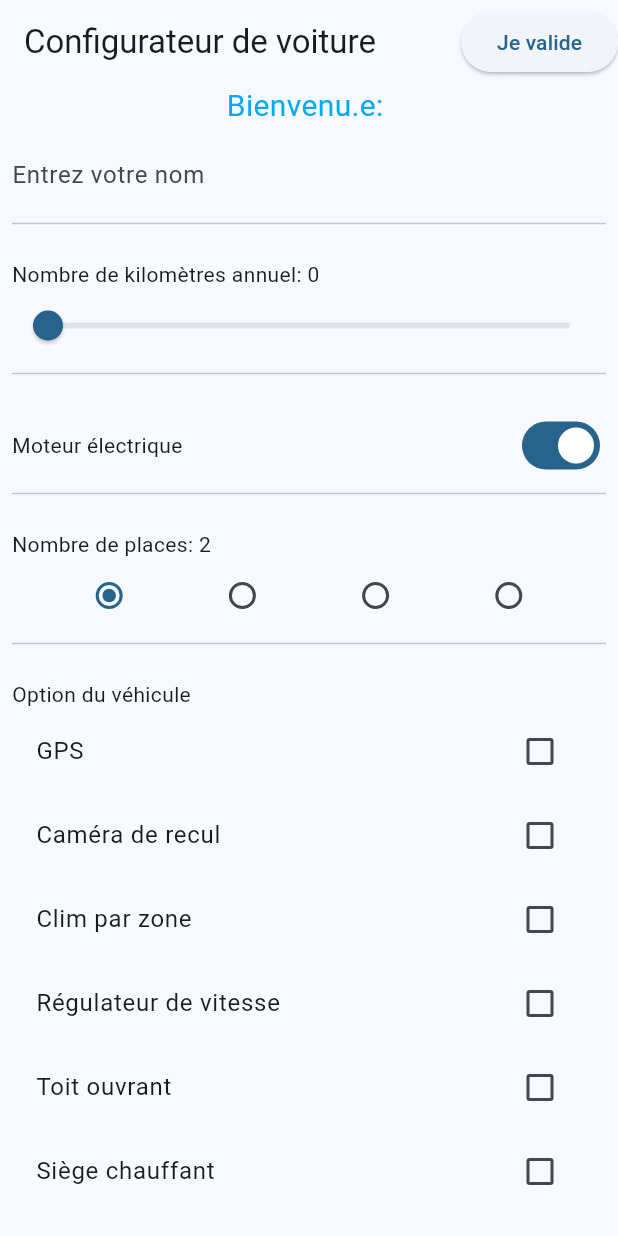
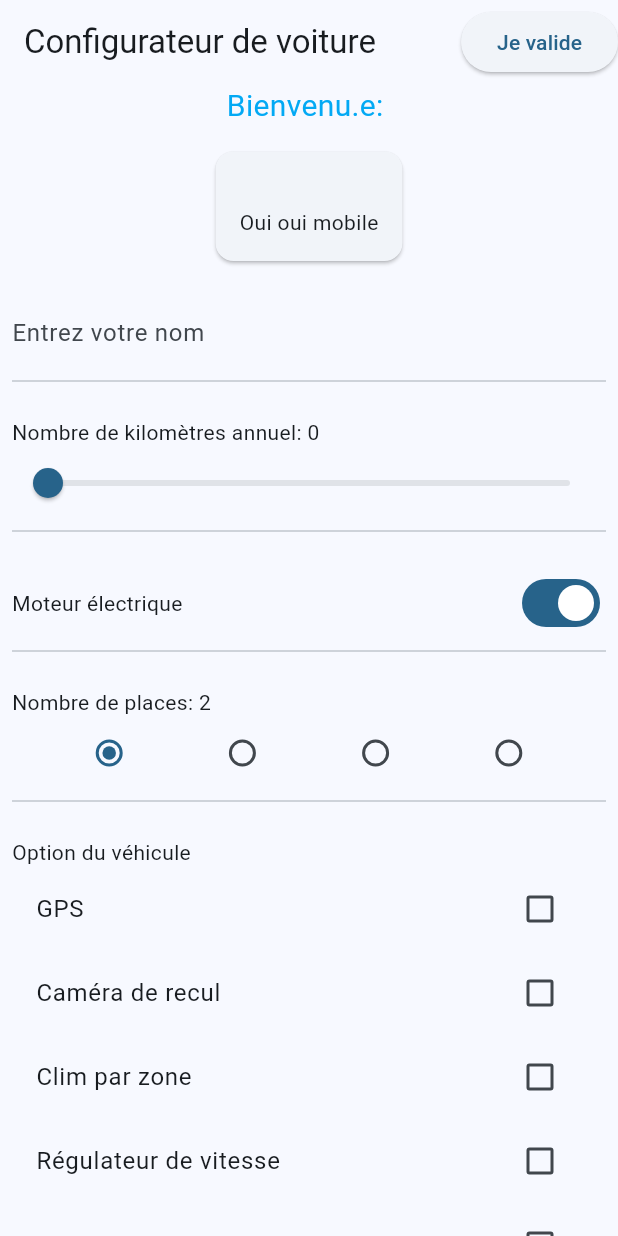
Before and after one commit to Felicitydev/flutter, a Flutter app: the screen it shows after launch, after a tap on "Je valide", on a phone screen of 412 x 824 dp. Run offline on Flutter 3.47's test engine with Material 3 defaults, Android fonts, the phone set to English and light mode, and no system bars; our stand-ins replace sembast, shared_preferences; missing offline and left inert: encrypt.

Commit message:
[IMP] Define card

```diff
--- a/car_project/lib/car_selctor_page.dart
+++ b/car_project/lib/car_selctor_page.dart
@@ -16,14 +16,28 @@ class _ClassSelectorPageState extends State<CarSelectorPage> {
   List<int> _places = [2, 4, 5, 7];
   int _placesSelected = 2;
   Map<String, bool> _options = {
-    "GPS" : false,
-    "Caméra de recul" : false,
+    "GPS": false,
+    "Caméra de recul": false,
     "Clim par zone": false,
-    "Régulateur de vitesse" : false,
-    "Toit ouvrant" : false,
-    "Siège chauffant" : false,
-    "Roue de secours" : false,
+    "Régulateur de vitesse": false,
+    "Toit ouvrant": false,
+    "Siège chauffant": false,
+    "Roue de secours": false,
   };
+  String? _image;
+  String _result = "";
+
+  final List<Car> _cars = [
+    Car(name: "MG cyberstar", url: "MG", places: 2, isElectric: true),
+    Car(name: "R5 électrique", url: "R5", places: 4, isElectric: true),
+    Car(name: "Tesla", url: "Tesla", places: 5, isElectric: true),
+    Car(name: "Van VW", url: "Van", places: 7, isElectric: true),
+    Car(name: "Alpine", url: "Alpine", places: 2, isElectric: false),
+    Car(name: "Fiat 500", url: "Fiat 500", places: 4, isElectric: false),
+    Car(name: "Peugeot 3008", url: "P3008", places: 5, isElectric: false),
+    Car(name: "Dacia Jogger", url: "Jogger", places: 7, isElectric: false),
+  ];
+  Car? _carSelected;
 
   Padding _interactiveWidget(
       {required List<Widget> children, bool isRow = false}) {
@@ -77,13 +91,36 @@ class _ClassSelectorPageState extends State<CarSelectorPage> {
     });
   }
 
+  void _handleResult(){
+    setState(() {
+      _result  = isGoodChoice();
+      _carSelected = _cars.firstWhere((car) => car.isElectric == _electric && car.places == _places);
+    });
+  }
+
+  String isGoodChoice(){
+    if (_kms > 15000 && _electric){
+      return "Vous devriez penser à prendre un moteur thermique compte tenu du nombre de kilomètres";
+    } else if (_kms < 5000 && !_electric){
+      return "Vous faites peu de kilomètres, pensez à regarder les voitures électrique";
+    }else {
+      return "Voici la voiture faite pour vous";
+    }
+  }
+
+
+
+
   @override
   Widget build(BuildContext context) {
     return Scaffold(
       appBar: AppBar(
         title: const Text("Configurateur de voiture"),
         actions: [
-          ElevatedButton(onPressed: () {}, child: const Text("Je valide"))
+          ElevatedButton(
+              onPressed: _handleResult,
+              child: const Text("Je valide")
+          )
         ],
       ),
       body: SingleChildScrollView(
@@ -92,6 +129,20 @@ class _ClassSelectorPageState extends State<CarSelectorPage> {
             Text(
               "Bienvenu.e: $_firstName",
               style: const TextStyle(fontSize: 20, color: Colors.lightBlue),
+            ),
+            Card(
+              margin: const EdgeInsets.all(16),
+              child: Container(
+                padding: const EdgeInsets.all(16),
+                child: Column(
+                  mainAxisSize: MainAxisSize.max,
+                  children: [
+                    Text(_result),
+                    (_carSelected == null) ? SizedBox(height: 0) : Image.asset(_carSelected!.urlString, fit: BoxFit.contain),
+                    Text(_carSelected?.name ?? "Oui oui mobile")
+                  ],
+                ),
+              ),
             ),
             _interactiveWidget(children: [
               TextField(
@@ -124,24 +175,31 @@ class _ClassSelectorPageState extends State<CarSelectorPage> {
                 }).toList(),
               )
             ]),
-
-            _interactiveWidget(
-                children: [
+            _interactiveWidget(children: [
               const Text("Option du véhicule"),
               Column(
-                    children: _options.keys.map((key){
+                children: _options.keys.map((key) {
                   return CheckboxListTile(
                       title: Text(key),
                       value: _options[key],
-                          onChanged: ((bol) => _updateOption(bol,key))
-                      );
+                      onChanged: ((bol) => _updateOption(bol, key)));
                 }).toList(),
               )
-                ]
-            )
+            ])
           ],
         ),
       ),
     );
   }
 }
+
+class Car{
+  String name;
+  String url;
+  int places;
+  bool isElectric;
+
+  Car({required this.name, required this.url, required this.places, required this.isElectric});
+
+  String get urlString => "assets/$name.jpg";
+}
```
Lines whose indentation alone changed are shown as unchanged.
